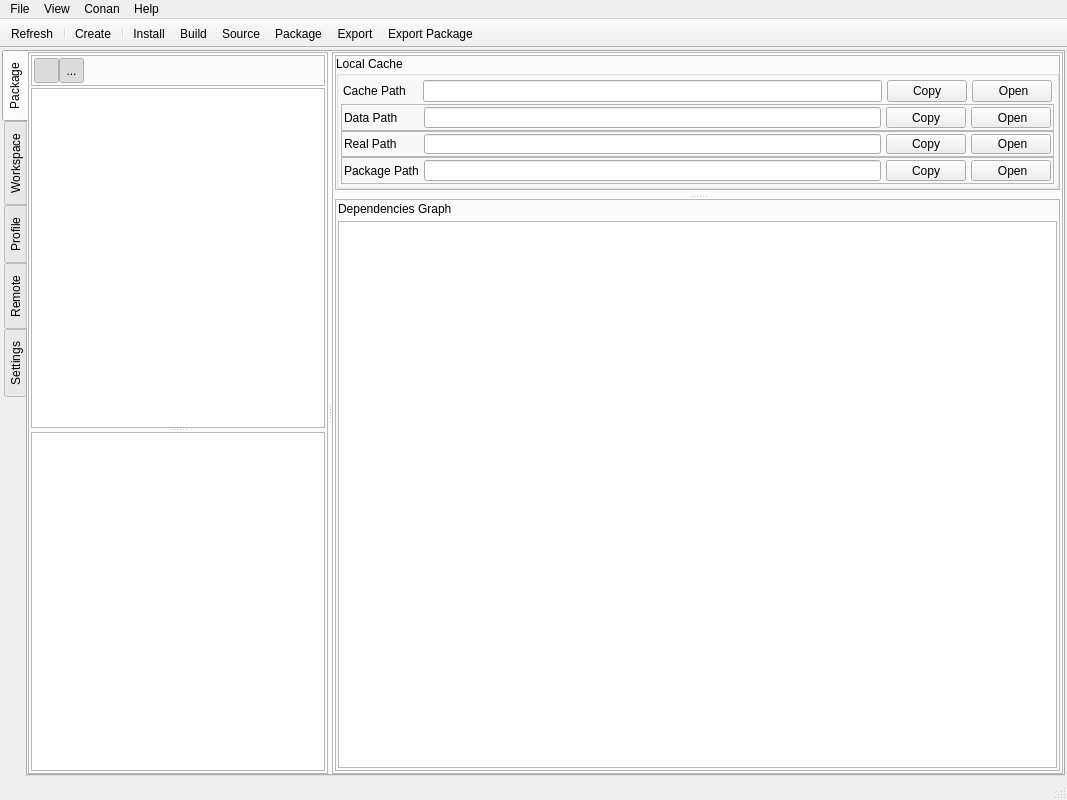
Qt form resources/ui/main_window.ui (afri-bit/conan-guide) before a commit.
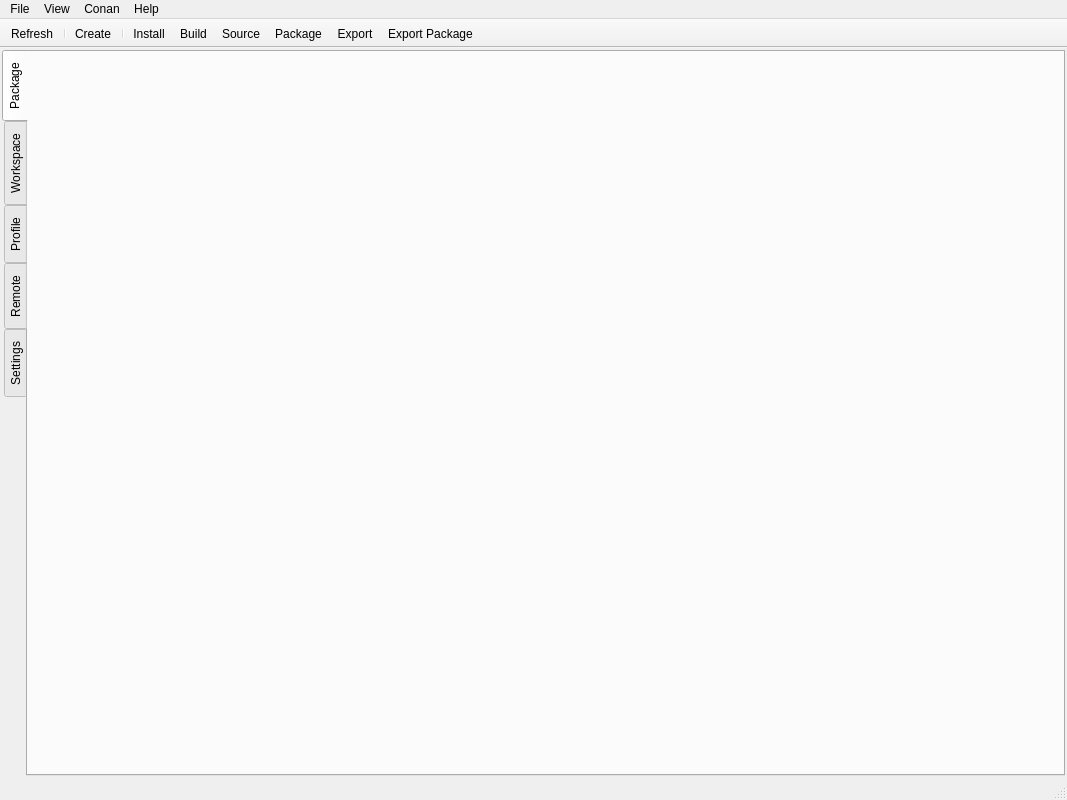
The same form after that commit. Icons and pictures are not drawn.

Commit message:
Added more features to the package tab
- Activated sort ascending and descending functions
- Integrated filter function to search for package

```diff
--- a/resources/ui/main_window.ui
+++ b/resources/ui/main_window.ui
@@ -81,655 +81,6 @@
         <property name="bottomMargin">
          <number>0</number>
         </property>
-        <item>
-         <widget class="QSplitter" name="splitter_5">
-          <property name="orientation">
-           <enum>Qt::Horizontal</enum>
-          </property>
-          <widget class="QFrame" name="frame_6">
-           <property name="sizePolicy">
-            <sizepolicy hsizetype="Preferred" vsizetype="Preferred">
-             <horstretch>0</horstretch>
-             <verstretch>0</verstretch>
-            </sizepolicy>
-           </property>
-           <property name="minimumSize">
-            <size>
-             <width>300</width>
-             <height>0</height>
-            </size>
-           </property>
-           <property name="frameShape">
-            <enum>QFrame::StyledPanel</enum>
-           </property>
-           <property name="frameShadow">
-            <enum>QFrame::Raised</enum>
-           </property>
-           <layout class="QVBoxLayout" name="verticalLayout">
-            <property name="spacing">
-             <number>2</number>
-            </property>
-            <property name="leftMargin">
-             <number>2</number>
-            </property>
-            <property name="topMargin">
-             <number>2</number>
-            </property>
-            <property name="rightMargin">
-             <number>2</number>
-            </property>
-            <property name="bottomMargin">
-             <number>2</number>
-            </property>
-            <item>
-             <widget class="QFrame" name="frame_16">
-              <property name="layoutDirection">
-               <enum>Qt::LeftToRight</enum>
-              </property>
-              <property name="frameShape">
-               <enum>QFrame::StyledPanel</enum>
-              </property>
-              <property name="frameShadow">
-               <enum>QFrame::Raised</enum>
-              </property>
-              <layout class="QHBoxLayout" name="horizontalLayout_15">
-               <property name="spacing">
-                <number>0</number>
-               </property>
-               <property name="leftMargin">
-                <number>2</number>
-               </property>
-               <property name="topMargin">
-                <number>2</number>
-               </property>
-               <property name="rightMargin">
-                <number>0</number>
-               </property>
-               <property name="bottomMargin">
-                <number>2</number>
-               </property>
-               <item>
-                <widget class="QToolButton" name="checkBoxOpenExplorer">
-                 <property name="minimumSize">
-                  <size>
-                   <width>25</width>
-                   <height>25</height>
-                  </size>
-                 </property>
-                 <property name="maximumSize">
-                  <size>
-                   <width>25</width>
-                   <height>25</height>
-                  </size>
-                 </property>
-                 <property name="text">
-                  <string/>
-                 </property>
-                 <property name="icon">
-                  <iconset resource="../resources.qrc">
-                   <normaloff>:/icon/light/open_folder.png</normaloff>:/icon/light/open_folder.png</iconset>
-                 </property>
-                 <property name="checkable">
-                  <bool>true</bool>
-                 </property>
-                 <property name="checked">
-                  <bool>true</bool>
-                 </property>
-                </widget>
-               </item>
-               <item>
-                <widget class="QToolButton" name="checkBoxCopyClipboard">
-                 <property name="minimumSize">
-                  <size>
-                   <width>25</width>
-                   <height>25</height>
-                  </size>
-                 </property>
-                 <property name="maximumSize">
-                  <size>
-                   <width>25</width>
-                   <height>25</height>
-                  </size>
-                 </property>
-                 <property name="text">
-                  <string>...</string>
-                 </property>
-                 <property name="icon">
-                  <iconset resource="../resources.qrc">
-                   <normaloff>:/icon/light/copy.png</normaloff>:/icon/light/copy.png</iconset>
-                 </property>
-                 <property name="checkable">
-                  <bool>true</bool>
-                 </property>
-                 <property name="checked">
-                  <bool>true</bool>
-                 </property>
-                </widget>
-               </item>
-               <item>
-                <spacer name="horizontalSpacer">
-                 <property name="orientation">
-                  <enum>Qt::Horizontal</enum>
-                 </property>
-                 <property name="sizeHint" stdset="0">
-                  <size>
-                   <width>40</width>
-                   <height>20</height>
-                  </size>
-                 </property>
-                </spacer>
-               </item>
-              </layout>
-             </widget>
-            </item>
-            <item>
-             <widget class="QSplitter" name="splitter_3">
-              <property name="orientation">
-               <enum>Qt::Vertical</enum>
-              </property>
-              <widget class="QTreeView" name="treeViewRecipe">
-               <property name="enabled">
-                <bool>true</bool>
-               </property>
-              </widget>
-              <widget class="QTreeView" name="treeViewRecipeInspect"/>
-             </widget>
-            </item>
-           </layout>
-          </widget>
-          <widget class="QFrame" name="frame_15">
-           <property name="sizePolicy">
-            <sizepolicy hsizetype="Preferred" vsizetype="Preferred">
-             <horstretch>1</horstretch>
-             <verstretch>0</verstretch>
-            </sizepolicy>
-           </property>
-           <property name="frameShape">
-            <enum>QFrame::StyledPanel</enum>
-           </property>
-           <property name="frameShadow">
-            <enum>QFrame::Raised</enum>
-           </property>
-           <layout class="QVBoxLayout" name="verticalLayout_13">
-            <property name="spacing">
-             <number>5</number>
-            </property>
-            <property name="leftMargin">
-             <number>2</number>
-            </property>
-            <property name="topMargin">
-             <number>2</number>
-            </property>
-            <property name="rightMargin">
-             <number>2</number>
-            </property>
-            <property name="bottomMargin">
-             <number>2</number>
-            </property>
-            <item>
-             <widget class="QSplitter" name="splitter_6">
-              <property name="contextMenuPolicy">
-               <enum>Qt::DefaultContextMenu</enum>
-              </property>
-              <property name="frameShape">
-               <enum>QFrame::NoFrame</enum>
-              </property>
-              <property name="frameShadow">
-               <enum>QFrame::Plain</enum>
-              </property>
-              <property name="lineWidth">
-               <number>1</number>
-              </property>
-              <property name="orientation">
-               <enum>Qt::Vertical</enum>
-              </property>
-              <property name="handleWidth">
-               <number>5</number>
-              </property>
-              <widget class="QFrame" name="frame_19">
-               <property name="maximumSize">
-                <size>
-                 <width>16777215</width>
-                 <height>135</height>
-                </size>
-               </property>
-               <property name="frameShape">
-                <enum>QFrame::StyledPanel</enum>
-               </property>
-               <property name="frameShadow">
-                <enum>QFrame::Raised</enum>
-               </property>
-               <layout class="QVBoxLayout" name="verticalLayout_14">
-                <property name="spacing">
-                 <number>0</number>
-                </property>
-                <property name="leftMargin">
-                 <number>0</number>
-                </property>
-                <property name="topMargin">
-                 <number>0</number>
-                </property>
-                <property name="rightMargin">
-                 <number>0</number>
-                </property>
-                <property name="bottomMargin">
-                 <number>0</number>
-                </property>
-                <item>
-                 <widget class="QGroupBox" name="groupBox">
-                  <property name="sizePolicy">
-                   <sizepolicy hsizetype="Preferred" vsizetype="Fixed">
-                    <horstretch>0</horstretch>
-                    <verstretch>0</verstretch>
-                   </sizepolicy>
-                  </property>
-                  <property name="title">
-                   <string>Local Cache</string>
-                  </property>
-                  <layout class="QVBoxLayout" name="verticalLayout_8" stretch="0,0,0,0">
-                   <property name="spacing">
-                    <number>0</number>
-                   </property>
-                   <property name="sizeConstraint">
-                    <enum>QLayout::SetDefaultConstraint</enum>
-                   </property>
-                   <property name="leftMargin">
-                    <number>2</number>
-                   </property>
-                   <property name="topMargin">
-                    <number>2</number>
-                   </property>
-                   <property name="rightMargin">
-                    <number>2</number>
-                   </property>
-                   <property name="bottomMargin">
-                    <number>2</number>
-                   </property>
-                   <item>
-                    <widget class="QFrame" name="frame">
-                     <property name="sizePolicy">
-                      <sizepolicy hsizetype="Preferred" vsizetype="Fixed">
-                       <horstretch>0</horstretch>
-                       <verstretch>0</verstretch>
-                      </sizepolicy>
-                     </property>
-                     <property name="frameShape">
-                      <enum>QFrame::NoFrame</enum>
-                     </property>
-                     <property name="frameShadow">
-                      <enum>QFrame::Raised</enum>
-                     </property>
-                     <layout class="QHBoxLayout" name="horizontalLayout">
-                      <property name="spacing">
-                       <number>5</number>
-                      </property>
-                      <property name="sizeConstraint">
-                       <enum>QLayout::SetDefaultConstraint</enum>
-                      </property>
-                      <property name="leftMargin">
-                       <number>2</number>
-                      </property>
-                      <property name="topMargin">
-                       <number>2</number>
-                      </property>
-                      <property name="rightMargin">
-                       <number>2</number>
-                      </property>
-                      <property name="bottomMargin">
-                       <number>2</number>
-                      </property>
-                      <item>
-                       <widget class="QLabel" name="label">
-                        <property name="minimumSize">
-                         <size>
-                          <width>75</width>
-                          <height>0</height>
-                         </size>
-                        </property>
-                        <property name="text">
-                         <string>Cache Path</string>
-                        </property>
-                       </widget>
-                      </item>
-                      <item>
-                       <widget class="QLineEdit" name="lineEditCachePath">
-                        <property name="enabled">
-                         <bool>true</bool>
-                        </property>
-                        <property name="readOnly">
-                         <bool>true</bool>
-                        </property>
-                       </widget>
-                      </item>
-                      <item>
-                       <widget class="QPushButton" name="btnCopyCachePath">
-                        <property name="text">
-                         <string>Copy</string>
-                        </property>
-                        <property name="icon">
-                         <iconset resource="../resources.qrc">
-                          <normaloff>:/icon/light/copy.png</normaloff>:/icon/light/copy.png</iconset>
-                        </property>
-                       </widget>
-                      </item>
-                      <item>
-                       <widget class="QPushButton" name="btnOpenCachePath">
-                        <property name="text">
-                         <string> Open</string>
-                        </property>
-                        <property name="icon">
-                         <iconset resource="../resources.qrc">
-                          <normaloff>:/icon/light/open_folder.png</normaloff>:/icon/light/open_folder.png</iconset>
-                        </property>
-                       </widget>
-                      </item>
-                     </layout>
-                    </widget>
-                   </item>
-                   <item>
-                    <widget class="QFrame" name="frame_21">
-                     <property name="sizePolicy">
-                      <sizepolicy hsizetype="Preferred" vsizetype="Fixed">
-                       <horstretch>0</horstretch>
-                       <verstretch>0</verstretch>
-                      </sizepolicy>
-                     </property>
-                     <property name="frameShape">
-                      <enum>QFrame::StyledPanel</enum>
-                     </property>
-                     <property name="frameShadow">
-                      <enum>QFrame::Raised</enum>
-                     </property>
-                     <property name="lineWidth">
-                      <number>1</number>
-                     </property>
-                     <layout class="QHBoxLayout" name="horizontalLayout_21">
-                      <property name="spacing">
-                       <number>5</number>
-                      </property>
-                      <property name="leftMargin">
-                       <number>2</number>
-                      </property>
-                      <property name="topMargin">
-                       <number>2</number>
-                      </property>
-                      <property name="rightMargin">
-                       <number>2</number>
-                      </property>
-                      <property name="bottomMargin">
-                       <number>2</number>
-                      </property>
-                      <item>
-                       <widget class="QLabel" name="label_20">
-                        <property name="minimumSize">
-                         <size>
-                          <width>75</width>
-                          <height>0</height>
-                         </size>
-                        </property>
-                        <property name="text">
-                         <string>Data Path</string>
-                        </property>
-                       </widget>
-                      </item>
-                      <item>
-                       <widget class="QLineEdit" name="lineEditDataPath">
-                        <property name="enabled">
-                         <bool>true</bool>
-                        </property>
-                        <property name="readOnly">
-                         <bool>true</bool>
-                        </property>
-                       </widget>
-                      </item>
-                      <item>
-                       <widget class="QPushButton" name="btnCopyDataPath">
-                        <property name="text">
-                         <string>Copy</string>
-                        </property>
-                        <property name="icon">
-                         <iconset resource="../resources.qrc">
-                          <normaloff>:/icon/light/copy.png</normaloff>:/icon/light/copy.png</iconset>
-                        </property>
-                       </widget>
-                      </item>
-                      <item>
-                       <widget class="QPushButton" name="btnOpenDataPath">
-                        <property name="text">
-                         <string> Open</string>
-                        </property>
-                        <property name="icon">
-                         <iconset resource="../resources.qrc">
-                          <normaloff>:/icon/light/open_folder.png</normaloff>:/icon/light/open_folder.png</iconset>
-                        </property>
-                       </widget>
-                      </item>
-                     </layout>
-                    </widget>
-                   </item>
-                   <item>
-                    <widget class="QFrame" name="frame_2">
-                     <property name="sizePolicy">
-                      <sizepolicy hsizetype="Preferred" vsizetype="Fixed">
-                       <horstretch>0</horstretch>
-                       <verstretch>0</verstretch>
-                      </sizepolicy>
-                     </property>
-                     <property name="frameShape">
-                      <enum>QFrame::StyledPanel</enum>
-                     </property>
-                     <property name="frameShadow">
-                      <enum>QFrame::Raised</enum>
-                     </property>
-                     <layout class="QHBoxLayout" name="horizontalLayout_2">
-                      <property name="spacing">
-                       <number>5</number>
-                      </property>
-                      <property name="leftMargin">
-                       <number>2</number>
-                      </property>
-                      <property name="topMargin">
-                       <number>2</number>
-                      </property>
-                      <property name="rightMargin">
-                       <number>2</number>
-                      </property>
-                      <property name="bottomMargin">
-                       <number>2</number>
-                      </property>
-                      <item>
-                       <widget class="QLabel" name="label_2">
-                        <property name="minimumSize">
-                         <size>
-                          <width>75</width>
-                          <height>0</height>
-                         </size>
-                        </property>
-                        <property name="text">
-                         <string>Real Path</string>
-                        </property>
-                       </widget>
-                      </item>
-                      <item>
-                       <widget class="QLineEdit" name="lineEditRealPath">
-                        <property name="enabled">
-                         <bool>true</bool>
-                        </property>
-                        <property name="readOnly">
-                         <bool>true</bool>
-                        </property>
-                       </widget>
-                      </item>
-                      <item>
-                       <widget class="QPushButton" name="btnCopyRealPath">
-                        <property name="text">
-                         <string>Copy</string>
-                        </property>
-                        <property name="icon">
-                         <iconset resource="../resources.qrc">
-                          <normaloff>:/icon/light/copy.png</normaloff>:/icon/light/copy.png</iconset>
-                        </property>
-                       </widget>
-                      </item>
-                      <item>
-                       <widget class="QPushButton" name="btnOpenRealPath">
-                        <property name="text">
-                         <string> Open</string>
-                        </property>
-                        <property name="icon">
-                         <iconset resource="../resources.qrc">
-                          <normaloff>:/icon/light/open_folder.png</normaloff>:/icon/light/open_folder.png</iconset>
-                        </property>
-                       </widget>
-                      </item>
-                     </layout>
-                    </widget>
-                   </item>
-                   <item>
-                    <widget class="QFrame" name="frame_3">
-                     <property name="sizePolicy">
-                      <sizepolicy hsizetype="Preferred" vsizetype="Fixed">
-                       <horstretch>0</horstretch>
-                       <verstretch>0</verstretch>
-                      </sizepolicy>
-                     </property>
-                     <property name="frameShape">
-                      <enum>QFrame::StyledPanel</enum>
-                     </property>
-                     <property name="frameShadow">
-                      <enum>QFrame::Raised</enum>
-                     </property>
-                     <layout class="QHBoxLayout" name="horizontalLayout_3">
-                      <property name="spacing">
-                       <number>5</number>
-                      </property>
-                      <property name="leftMargin">
-                       <number>2</number>
-                      </property>
-                      <property name="topMargin">
-                       <number>2</number>
-                      </property>
-                      <property name="rightMargin">
-                       <number>2</number>
-                      </property>
-                      <property name="bottomMargin">
-                       <number>2</number>
-                      </property>
-                      <item>
-                       <widget class="QLabel" name="label_3">
-                        <property name="minimumSize">
-                         <size>
-                          <width>75</width>
-                          <height>0</height>
-                         </size>
-                        </property>
-                        <property name="baseSize">
-                         <size>
-                          <width>0</width>
-                          <height>0</height>
-                         </size>
-                        </property>
-                        <property name="text">
-                         <string>Package Path</string>
-                        </property>
-                       </widget>
-                      </item>
-                      <item>
-                       <widget class="QLineEdit" name="lineEditPackagePath">
-                        <property name="enabled">
-                         <bool>true</bool>
-                        </property>
-                        <property name="readOnly">
-                         <bool>true</bool>
-                        </property>
-                       </widget>
-                      </item>
-                      <item>
-                       <widget class="QPushButton" name="btnCopyPackagePath">
-                        <property name="text">
-                         <string>Copy</string>
-                        </property>
-                        <property name="icon">
-                         <iconset resource="../resources.qrc">
-                          <normaloff>:/icon/light/copy.png</normaloff>:/icon/light/copy.png</iconset>
-                        </property>
-                       </widget>
-                      </item>
-                      <item>
-                       <widget class="QPushButton" name="btnOpenPackagePath">
-                        <property name="text">
-                         <string> Open</string>
-                        </property>
-                        <property name="icon">
-                         <iconset resource="../resources.qrc">
-                          <normaloff>:/icon/light/open_folder.png</normaloff>:/icon/light/open_folder.png</iconset>
-                        </property>
-                       </widget>
-                      </item>
-                     </layout>
-                    </widget>
-                   </item>
-                  </layout>
-                 </widget>
-                </item>
-               </layout>
-              </widget>
-              <widget class="QFrame" name="frameWebView">
-               <property name="sizePolicy">
-                <sizepolicy hsizetype="Preferred" vsizetype="Preferred">
-                 <horstretch>0</horstretch>
-                 <verstretch>1</verstretch>
-                </sizepolicy>
-               </property>
-               <property name="frameShape">
-                <enum>QFrame::StyledPanel</enum>
-               </property>
-               <property name="frameShadow">
-                <enum>QFrame::Raised</enum>
-               </property>
-               <layout class="QVBoxLayout" name="verticalLayout_7">
-                <property name="spacing">
-                 <number>5</number>
-                </property>
-                <property name="leftMargin">
-                 <number>2</number>
-                </property>
-                <property name="topMargin">
-                 <number>2</number>
-                </property>
-                <property name="rightMargin">
-                 <number>2</number>
-                </property>
-                <property name="bottomMargin">
-                 <number>2</number>
-                </property>
-                <item>
-                 <widget class="QLabel" name="label_15">
-                  <property name="text">
-                   <string>Dependencies Graph</string>
-                  </property>
-                 </widget>
-                </item>
-                <item>
-                 <widget class="QGraphicsView" name="graphicsView">
-                  <property name="sceneRect">
-                   <rectf>
-                    <x>0.000000000000000</x>
-                    <y>0.000000000000000</y>
-                    <width>0.000000000000000</width>
-                    <height>0.000000000000000</height>
-                   </rectf>
-                  </property>
-                 </widget>
-                </item>
-               </layout>
-              </widget>
-             </widget>
-            </item>
-           </layout>
-          </widget>
-         </widget>
-        </item>
        </layout>
       </widget>
       <widget class="QWidget" name="tabWorkspace">
```
Left out of the diff: 2 changed lines with no effect on the pictures. The commit also changes 4 other files.
